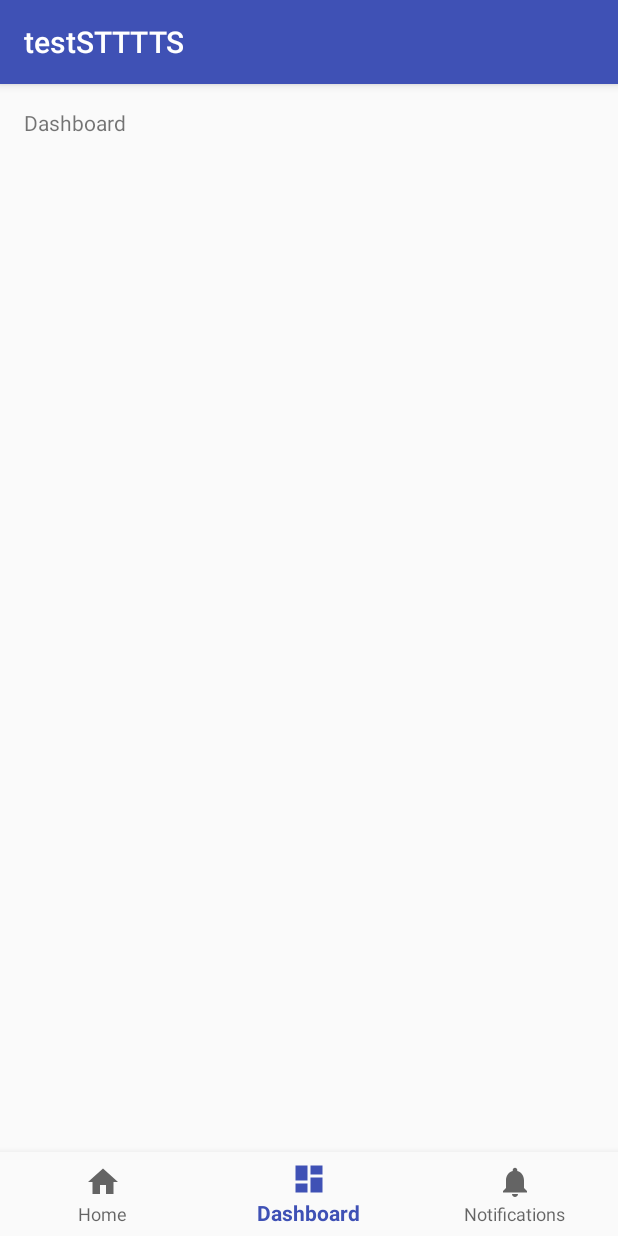
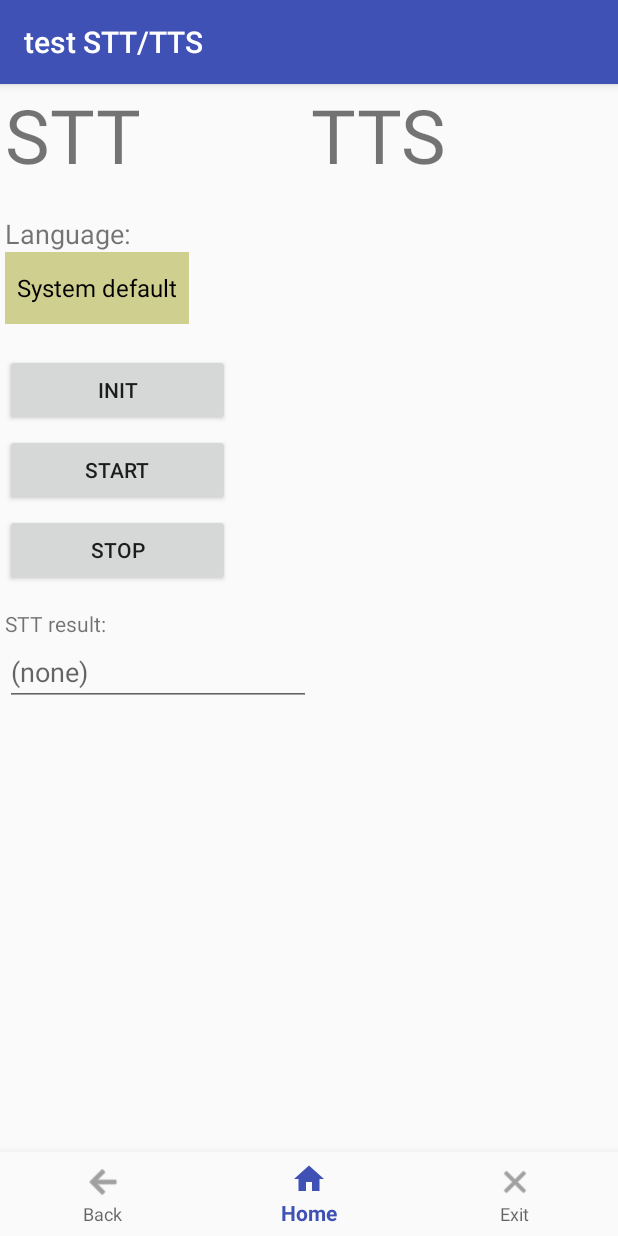
Before and after one commit to Chester13/testSTTTTS, an Android app: the screen it shows after launch (MainActivity), item 2 of the bottom bar chosen, on a phone screen of 412 x 824 dp. Run offline under Robolectric (Android 15) with nearby library versions, the phone set to English and light mode, and no system bars.

Commit message:
1. Implement Back/Home/Exit buttons. 2. Add STT relevant views.

```diff
--- a/app/src/main/java/chess/teststttts/MainActivity.java
+++ b/app/src/main/java/chess/teststttts/MainActivity.java
@@ -1,15 +1,23 @@
 package chess.teststttts;
 
+import android.content.Intent;
 import android.os.Bundle;
 import android.support.annotation.NonNull;
 import android.support.design.widget.BottomNavigationView;
 import android.support.v7.app.AppCompatActivity;
+import android.util.Log;
 import android.view.MenuItem;
-import android.widget.TextView;
+import android.view.View;
+import android.widget.AdapterView;
+import android.widget.ArrayAdapter;
+import android.widget.Spinner;
+
 
 public class MainActivity extends AppCompatActivity {
+    private final String TAG = "testSTTTTS";
+    private boolean DBG = true;
 
-    private TextView mTextMessage;
+    private Spinner mSpinnerSTTlang;
 
     private BottomNavigationView.OnNavigationItemSelectedListener mOnNavigationItemSelectedListener
             = new BottomNavigationView.OnNavigationItemSelectedListener() {
@@ -17,28 +25,80 @@ public class MainActivity extends AppCompatActivity {
         @Override
         public boolean onNavigationItemSelected(@NonNull MenuItem item) {
             switch (item.getItemId()) {
+                case R.id.navigation_back:
+                    onBackPressed();
+                    return true;
+
                 case R.id.navigation_home:
-                    mTextMessage.setText(R.string.title_home);
+                    onHomePressed();
                     return true;
-                case R.id.navigation_dashboard:
-                    mTextMessage.setText(R.string.title_dashboard);
-                    return true;
-                case R.id.navigation_notifications:
-                    mTextMessage.setText(R.string.title_notifications);
+
+                case R.id.navigation_exit:
+                    finish();
                     return true;
             }
             return false;
         }
     };
 
+    public void onHomePressed() {
+        Intent intent = new Intent();
+        intent.setAction(Intent.ACTION_MAIN);
+        intent.addCategory(Intent.CATEGORY_HOME);
+        startActivity(intent);
+    }
+
     @Override
     protected void onCreate(Bundle savedInstanceState) {
         super.onCreate(savedInstanceState);
         setContentView(R.layout.activity_main);
-
-        mTextMessage = (TextView) findViewById(R.id.message);
-        BottomNavigationView navigation = (BottomNavigationView) findViewById(R.id.navigation);
-        navigation.setOnNavigationItemSelectedListener(mOnNavigationItemSelectedListener);
+        initViews();
     }
 
+    // To setup views
+    private void initViews() {
+        // The Navigation Buttons
+        BottomNavigationView navigation = findViewById(R.id.navigation);
+        navigation.setOnNavigationItemSelectedListener(mOnNavigationItemSelectedListener);
+
+        // STT language spinner
+        mSpinnerSTTlang = findViewById(R.id.spinner_stt);
+        ArrayAdapter<CharSequence> sttLangList = ArrayAdapter.createFromResource(MainActivity.this,
+                R.array.stt_language,
+                android.R.layout.simple_spinner_dropdown_item);
+        mSpinnerSTTlang.setAdapter(sttLangList);
+        mSpinnerSTTlang.setOnItemSelectedListener(mSpinnerSTTlang_Listener);
+    }
+
+    // All buttons onClick listener
+    public void onButtonClick(View v) {
+        switch (v.getId()) {
+            case R.id.button_stt_init:
+                if (DBG) Log.d(TAG, "onClick, stt init");
+                break;
+
+            case R.id.button_stt_start:
+                if (DBG) Log.d(TAG, "onClick, stt start");
+                break;
+
+            case R.id.button_stt_stop:
+                if (DBG) Log.d(TAG, "onClick, stt stop");
+                break;
+
+            default:
+                break;
+        }
+        Log.d(TAG, "onClick, mSpinnerSTTlang.getPrompt()="+mSpinnerSTTlang.getAutofillValue());
+    }
+
+    AdapterView.OnItemSelectedListener mSpinnerSTTlang_Listener = new AdapterView.OnItemSelectedListener() {
+        public void onItemSelected(AdapterView<?> parent,
+                                   View view, int pos, long id) {
+            if (DBG) Log.d(TAG, "onSpinnerSTTlang selected: "+parent.getItemAtPosition(pos).toString());
+        }
+
+        public void onNothingSelected(AdapterView parent) {
+            // Do nothing.
+        }
+    };
 }
--- a/app/src/main/res/layout/activity_main.xml
+++ b/app/src/main/res/layout/activity_main.xml
@@ -7,16 +7,94 @@
     android:layout_height="match_parent"
     tools:context=".MainActivity">
 
-    <TextView
-        android:id="@+id/message"
-        android:layout_width="wrap_content"
-        android:layout_height="wrap_content"
-        android:layout_marginLeft="@dimen/activity_horizontal_margin"
-        android:layout_marginStart="@dimen/activity_horizontal_margin"
-        android:layout_marginTop="@dimen/activity_vertical_margin"
-        android:text="@string/title_home"
-        app:layout_constraintLeft_toLeftOf="parent"
-        app:layout_constraintTop_toTopOf="parent" />
+    <LinearLayout
+        android:layout_width="match_parent"
+        android:layout_height="match_parent"
+        android:orientation="horizontal">
+
+        <!-- STT views Begin -->
+        <LinearLayout
+            android:layout_width="0dp"
+            android:layout_height="wrap_content"
+            android:orientation="vertical"
+            android:layout_marginLeft="3dp"
+            android:layout_weight="0.5">
+
+            <TextView
+                android:layout_width="match_parent"
+                android:layout_height="match_parent"
+                android:textSize="50sp"
+                android:text="STT"/>
+
+            <TextView
+                android:layout_width="match_parent"
+                android:layout_height="match_parent"
+                android:layout_marginTop="20dp"
+                android:textSize="18sp"
+                android:text="Language:"/>
+
+            <Spinner
+                android:id="@+id/spinner_stt"
+                android:layout_width="wrap_content"
+                android:layout_height="wrap_content"
+                android:background="#CFCF8F"/>
+
+            <Button
+                android:id="@+id/button_stt_init"
+                android:layout_width="150dp"
+                android:layout_height="match_parent"
+                android:layout_marginTop="20dp"
+                android:onClick="onButtonClick"
+                android:text="Init"/>
+
+            <Button
+                android:id="@+id/button_stt_start"
+                android:layout_width="150dp"
+                android:layout_height="match_parent"
+                android:layout_marginTop="5dp"
+                android:onClick="onButtonClick"
+                android:text="Start"/>
+
+            <Button
+                android:id="@+id/button_stt_stop"
+                android:layout_width="150dp"
+                android:layout_height="match_parent"
+                android:layout_marginTop="5dp"
+                android:onClick="onButtonClick"
+                android:text="Stop"/>
+
+            <TextView
+                android:layout_width="match_parent"
+                android:layout_height="match_parent"
+                android:layout_marginTop="15dp"
+                android:text="STT result:"/>
+
+            <EditText
+                android:layout_width="match_parent"
+                android:layout_height="match_parent"
+                android:minWidth="60dp"
+                android:inputType="text"
+                android:hint="(none)"
+                android:clickable="false"
+                android:focusable="false"/>
+        </LinearLayout>
+        <!-- STT views End -->
+
+        <!-- TTS views Begin -->
+        <LinearLayout
+            android:layout_width="0dp"
+            android:layout_height="wrap_content"
+            android:orientation="vertical"
+            android:layout_weight="0.5">
+            <TextView
+                android:layout_width="match_parent"
+                android:layout_height="match_parent"
+                android:textSize="50sp"
+                android:text="TTS"/>
+        </LinearLayout>
+        <!-- TTS views End -->
+
+    </LinearLayout>
 
     <android.support.design.widget.BottomNavigationView
         android:id="@+id/navigation"
--- a/app/src/main/res/menu/navigation.xml
+++ b/app/src/main/res/menu/navigation.xml
@@ -1,5 +1,9 @@
 <?xml version="1.0" encoding="utf-8"?>
 <menu xmlns:android="http://schemas.android.com/apk/res/android">
+    <item
+        android:id="@+id/navigation_back"
+        android:icon="@drawable/ic_menu_back"
+        android:title="@string/title_back" />
 
     <item
         android:id="@+id/navigation_home"
@@ -7,13 +11,8 @@
         android:title="@string/title_home" />
 
     <item
-        android:id="@+id/navigation_dashboard"
-        android:icon="@drawable/ic_dashboard_black_24dp"
-        android:title="@string/title_dashboard" />
-
-    <item
-        android:id="@+id/navigation_notifications"
-        android:icon="@drawable/ic_notifications_black_24dp"
-        android:title="@string/title_notifications" />
+        android:id="@+id/navigation_exit"
+        android:icon="@drawable/ic_menu_exit"
+        android:title="@string/title_exit" />
 
 </menu>
--- a/app/src/main/res/values/strings.xml
+++ b/app/src/main/res/values/strings.xml
@@ -1,6 +1,15 @@
 <resources>
-    <string name="app_name">testSTTTTS</string>
+    <string name="app_name">test STT/TTS</string>
+    <string name="title_back">Back</string>
     <string name="title_home">Home</string>
-    <string name="title_dashboard">Dashboard</string>
-    <string name="title_notifications">Notifications</string>
+    <string name="title_exit">Exit</string>
+
+    <string-array name="stt_language">
+        <item>System default</item>
+        <item>zh_TW</item>
+        <item>en_US</item>
+        <item>ja_JP</item>
+        <item>de_DE</item>
+    </string-array>
+
 </resources>
```
Also changed, not shown: app/src/main/res/drawable/ic_menu_back.png (added), app/src/main/res/drawable/ic_menu_exit.png (added).
